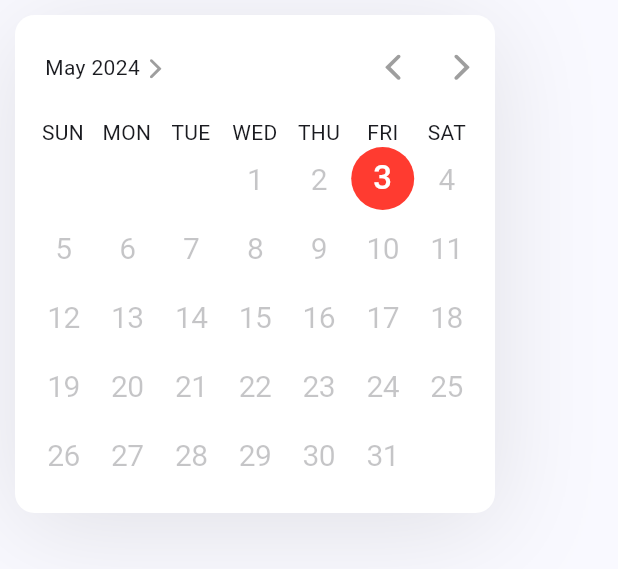
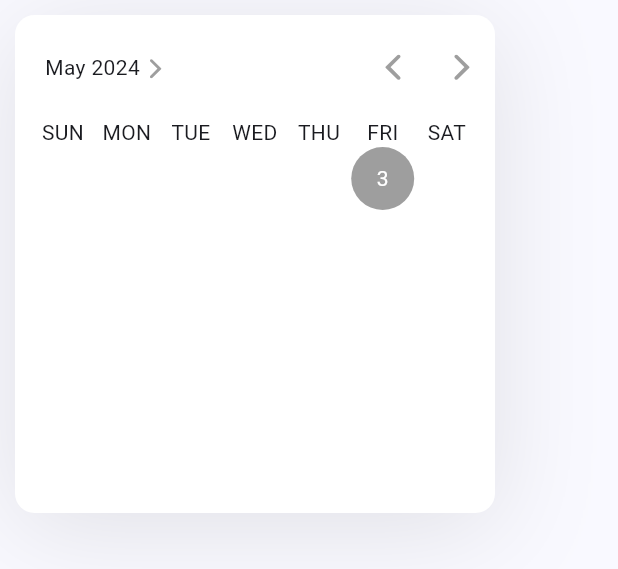
Before and after one commit to philip-soft/cupertino_calendar_picker, a Flutter app: what showCupertinoCalendarPicker() shows on an empty page, opened directly with empty values, on a phone screen of 412 x 824 dp. Shown: the top 569 px of the screen. Run offline on Flutter 3.47's test engine with Material 3 defaults, Android fonts, the phone set to English and light mode, and no system bars.

Commit message:
Decoration classes fixes

```diff
--- a/example/lib/main.dart
+++ b/example/lib/main.dart
@@ -25,7 +25,7 @@ class _ExampleAppState extends State<ExampleApp> {
       widgetRenderBox: renderBox,
       minimumDate: nowDate.subtract(const Duration(days: 15)),
       initialDate: _selectedDate,
-      maximumDate: DateTime(2030, 5, 25),
+      maximumDate: nowDate.add(const Duration(days: 60)),
       onDateChanged: _onDateChanged,
     );
   }
--- a/lib/src/calendar/month_picker/calendar_month_picker.dart
+++ b/lib/src/calendar/month_picker/calendar_month_picker.dart
@@ -77,6 +77,8 @@ class CalendarMonthPickerState extends State<CalendarMonthPicker> {
     BuildContext context, {
     required DateTime monthDate,
   }) {
+    assert(debugCheckHasMaterialLocalizations(context));
+
     final int year = monthDate.year;
     final int month = monthDate.month;
     final int dayOffset = DateUtils.firstDayOffset(
@@ -124,15 +126,15 @@ class CalendarMonthPickerState extends State<CalendarMonthPicker> {
           style = decoration.disabledDayStyle ??
               CalendarMonthPickerDisabledDayStyle.withDynamicColor(context);
         } else if (isCurrentDay) {
-          style = decoration.todayStyle ??
+          style = decoration.currentDayStyle ??
               CalendarMonthPickerCurrentDayStyle.withDynamicColor(
                 context,
                 mainColor: widget.mainColor,
               );
 
           if (isSelectedDay) {
-            style = decoration.selectedTodayStyle ??
-                CalendarMonthPickerCurrentAndSelectedDayStyle.withDynamicColor(
+            style = decoration.selectedCurrentDayStyle ??
+                CalendarMonthPickerSelectedCurrentDayStyle.withDynamicColor(
                   context,
                   mainColor: widget.mainColor,
                 );
@@ -144,7 +146,7 @@ class CalendarMonthPickerState extends State<CalendarMonthPicker> {
                 mainColor: widget.mainColor,
               );
         } else {
-          style = decoration.dayStyle ??
+          style = decoration.defaultDayStyle ??
               CalendarMonthPickerDefaultDayStyle.withDynamicColor(context);
         }
 
@@ -197,8 +199,6 @@ class CalendarMonthPickerState extends State<CalendarMonthPicker> {
 
   @override
   Widget build(BuildContext context) {
-    assert(debugCheckHasMaterialLocalizations(context));
-
     /// [+ 1] to include the last month
     final int itemCount = DateUtils.monthDelta(
           widget.minimumDate,
--- a/lib/src/calendar/month_picker/calendar_month_picker_decoration.dart
+++ b/lib/src/calendar/month_picker/calendar_month_picker_decoration.dart
@@ -3,81 +3,82 @@ import 'package:flutter/cupertino.dart';
 
 class CalendarMonthPickerDecoration {
   factory CalendarMonthPickerDecoration({
-    CalendarMonthPickerDayStyle? dayStyle,
-    CalendarMonthPickerDayStyle? todayStyle,
-    CalendarMonthPickerDayStyle? selectedDayStyle,
-    CalendarMonthPickerDayStyle? selectedTodayStyle,
-    CalendarMonthPickerDayStyle? disabledDayStyle,
+    CalendarMonthPickerDefaultDayStyle? defaultDayStyle,
+    CalendarMonthPickerCurrentDayStyle? currentDayStyle,
+    CalendarMonthPickerSelectedDayStyle? selectedDayStyle,
+    CalendarMonthPickerSelectedCurrentDayStyle? selectedCurrentDayStyle,
+    CalendarMonthPickerDisabledDayStyle? disabledDayStyle,
   }) {
     return CalendarMonthPickerDecoration._(
-      dayStyle: dayStyle,
-      todayStyle: todayStyle,
+      defaultDayStyle: defaultDayStyle,
+      currentDayStyle: currentDayStyle,
       selectedDayStyle: selectedDayStyle,
-      selectedTodayStyle: selectedTodayStyle,
+      selectedCurrentDayStyle: selectedCurrentDayStyle,
       disabledDayStyle: disabledDayStyle,
     );
   }
 
   const CalendarMonthPickerDecoration._({
-    this.dayStyle,
-    this.todayStyle,
+    this.defaultDayStyle,
+    this.currentDayStyle,
     this.selectedDayStyle,
-    this.selectedTodayStyle,
+    this.selectedCurrentDayStyle,
     this.disabledDayStyle,
   });
 
   factory CalendarMonthPickerDecoration.withDynamicColor(
     BuildContext context, {
-    required Color mainColor,
-    CalendarMonthPickerDayStyle? dayStyle,
-    CalendarMonthPickerDayStyle? todayStyle,
-    CalendarMonthPickerDayStyle? selectedDayStyle,
-    CalendarMonthPickerDayStyle? selectedTodayStyle,
-    CalendarMonthPickerDayStyle? disabledDayStyle,
+    Color? mainColor,
+    CalendarMonthPickerDefaultDayStyle? defaultDayStyle,
+    CalendarMonthPickerCurrentDayStyle? currentDayStyle,
+    CalendarMonthPickerSelectedDayStyle? selectedDayStyle,
+    CalendarMonthPickerSelectedCurrentDayStyle? selectedCurrentDayStyle,
+    CalendarMonthPickerDisabledDayStyle? disabledDayStyle,
   }) {
     return CalendarMonthPickerDecoration(
-      dayStyle: dayStyle ??
+      defaultDayStyle: defaultDayStyle ??
           CalendarMonthPickerDefaultDayStyle.withDynamicColor(context),
-      todayStyle: todayStyle ??
+      currentDayStyle: currentDayStyle ??
           CalendarMonthPickerCurrentDayStyle.withDynamicColor(
             context,
             mainColor: mainColor,
           ),
-      disabledDayStyle: selectedDayStyle ??
+      disabledDayStyle: disabledDayStyle ??
           CalendarMonthPickerDisabledDayStyle.withDynamicColor(
             context,
           ),
-      selectedDayStyle: selectedTodayStyle ??
+      selectedDayStyle: selectedDayStyle ??
           CalendarMonthPickerSelectedDayStyle.withDynamicColor(
             context,
             mainColor: mainColor,
           ),
-      selectedTodayStyle: disabledDayStyle ??
-          CalendarMonthPickerCurrentAndSelectedDayStyle.withDynamicColor(
+      selectedCurrentDayStyle: selectedCurrentDayStyle ??
+          CalendarMonthPickerSelectedCurrentDayStyle.withDynamicColor(
             context,
             mainColor: mainColor,
           ),
     );
   }
 
-  final CalendarMonthPickerDayStyle? dayStyle;
-  final CalendarMonthPickerDayStyle? todayStyle;
-  final CalendarMonthPickerDayStyle? selectedDayStyle;
-  final CalendarMonthPickerDayStyle? selectedTodayStyle;
-  final CalendarMonthPickerDayStyle? disabledDayStyle;
+  final CalendarMonthPickerDefaultDayStyle? defaultDayStyle;
+  final CalendarMonthPickerCurrentDayStyle? currentDayStyle;
+  final CalendarMonthPickerSelectedDayStyle? selectedDayStyle;
+  final CalendarMonthPickerSelectedCurrentDayStyle? selectedCurrentDayStyle;
+  final CalendarMonthPickerDisabledDayStyle? disabledDayStyle;
 
   CalendarMonthPickerDecoration copyWith({
-    CalendarMonthPickerDayStyle? dayStyle,
-    CalendarMonthPickerDayStyle? todayStyle,
-    CalendarMonthPickerDayStyle? selectedDayStyle,
-    CalendarMonthPickerDayStyle? selectedTodayStyle,
-    CalendarMonthPickerDayStyle? disabledDayStyle,
+    CalendarMonthPickerDefaultDayStyle? defaultDayStyle,
+    CalendarMonthPickerCurrentDayStyle? currentDayStyle,
+    CalendarMonthPickerSelectedDayStyle? selectedDayStyle,
+    CalendarMonthPickerSelectedCurrentDayStyle? selectedCurrentDayStyle,
+    CalendarMonthPickerDisabledDayStyle? disabledDayStyle,
   }) {
     return CalendarMonthPickerDecoration(
-      dayStyle: dayStyle ?? this.dayStyle,
-      todayStyle: todayStyle ?? this.todayStyle,
+      defaultDayStyle: defaultDayStyle ?? defaultDayStyle,
+      currentDayStyle: currentDayStyle ?? currentDayStyle,
       selectedDayStyle: selectedDayStyle ?? this.selectedDayStyle,
-      selectedTodayStyle: selectedTodayStyle ?? this.selectedTodayStyle,
+      selectedCurrentDayStyle:
+          selectedCurrentDayStyle ?? selectedCurrentDayStyle,
       disabledDayStyle: disabledDayStyle ?? this.disabledDayStyle,
     );
   }
--- a/lib/src/calendar/month_picker/day/calendar_month_picker_day.dart
+++ b/lib/src/calendar/month_picker/day/calendar_month_picker_day.dart
@@ -19,6 +19,8 @@ class CalendarMonthPickerDay extends StatelessWidget {
 
   @override
   Widget build(BuildContext context) {
+    final CalendarMonthPickerDayStyle dayStyle = style;
+
     return GestureDetector(
       behavior: HitTestBehavior.translucent,
       onTap: onDaySelected != null ? () => onDaySelected?.call(dayDate) : null,
@@ -26,7 +28,10 @@ class CalendarMonthPickerDay extends StatelessWidget {
         painter: CalendarMonthPickerDayPainter(
           day: '${dayDate.day}',
           style: style.textStyle,
-          backgroundCircleColor: style.backgroundCircleColor,
+          backgroundCircleColor:
+              dayStyle is CalendarMonthPickerBackgroundCircledDayStyle
+                  ? dayStyle.backgroundCircleColor
+                  : null,
           backgroundCircleSize: backgroundCircleSize,
         ),
       ),
--- a/lib/src/calendar/month_picker/day/calendar_month_picker_day_style.dart
+++ b/lib/src/calendar/month_picker/day/calendar_month_picker_day_style.dart
@@ -23,7 +23,7 @@ const TextStyle calendarMonthPickerSelectedDayStyle = TextStyle(
   fontWeight: FontWeight.w500,
 );
 
-final TextStyle calendarMonthPickerCurrentAndSelectedDayStyle = TextStyle(
+final TextStyle calendarMonthPickerSelectedCurrentDayStyle = TextStyle(
   fontSize: 22.0,
   color: CupertinoDynamicColor.withBrightness(
     color: CupertinoColors.label.darkColor,
@@ -38,78 +38,83 @@ const TextStyle calendarMonthPickerCurrentDayStyle = TextStyle(
   letterSpacing: -0.4,
 );
 
-sealed class CalendarMonthPickerDayStyle {
+abstract class CalendarMonthPickerDayStyle {
   const CalendarMonthPickerDayStyle({
     required this.textStyle,
+  });
+
+  final TextStyle textStyle;
+}
+
+class CalendarMonthPickerBackgroundCircledDayStyle
+    extends CalendarMonthPickerDayStyle {
+  const CalendarMonthPickerBackgroundCircledDayStyle({
+    required super.textStyle,
     required this.backgroundCircleColor,
   });
 
-  final TextStyle textStyle;
   final Color? backgroundCircleColor;
 }
 
 class CalendarMonthPickerDisabledDayStyle extends CalendarMonthPickerDayStyle {
   const CalendarMonthPickerDisabledDayStyle({
     required super.textStyle,
-    required super.backgroundCircleColor,
   });
 
   factory CalendarMonthPickerDisabledDayStyle.withDynamicColor(
     BuildContext context, {
-    CupertinoDynamicColor? backgroundCircleColor,
     TextStyle? textStyle,
   }) {
+    final TextStyle style = textStyle ?? calendarMonthPickerDisabledDayStyle;
     return CalendarMonthPickerDisabledDayStyle(
-      textStyle: textStyle ??
-          calendarMonthPickerDisabledDayStyle.copyWith(
-            color: calendarMonthPickerDisabledDayColor.resolveFrom(context),
-          ),
-      backgroundCircleColor: backgroundCircleColor?.resolveFrom(context),
+      textStyle: style.copyWith(
+        color: CupertinoDynamicColor.resolve(
+          style.color ?? calendarMonthPickerDisabledDayColor,
+          context,
+        ),
+      ),
     );
   }
 }
 
 class CalendarMonthPickerDefaultDayStyle extends CalendarMonthPickerDayStyle {
   factory CalendarMonthPickerDefaultDayStyle({
-    Color? backgroundCircleColor,
     TextStyle? textStyle,
   }) {
     return CalendarMonthPickerDefaultDayStyle._(
       textStyle: textStyle ?? calendarMonthPickerDefaultDayStyle,
-      backgroundCircleColor: backgroundCircleColor,
     );
   }
 
   const CalendarMonthPickerDefaultDayStyle._({
     required super.textStyle,
-    required super.backgroundCircleColor,
   });
 
   factory CalendarMonthPickerDefaultDayStyle.withDynamicColor(
     BuildContext context, {
     TextStyle? textStyle,
-    CupertinoDynamicColor? backgroundCircleColor,
   }) {
+    final TextStyle style = textStyle ?? calendarMonthPickerDefaultDayStyle;
     return CalendarMonthPickerDefaultDayStyle(
-      textStyle: textStyle ??
-          calendarMonthPickerDefaultDayStyle.copyWith(
-            color: calendarMonthPickerDefaultDayColor.resolveFrom(context),
-          ),
-      backgroundCircleColor: backgroundCircleColor?.resolveFrom(context),
+      textStyle: style.copyWith(
+        color: CupertinoDynamicColor.maybeResolve(style.color, context),
+      ),
     );
   }
 }
 
-class CalendarMonthPickerSelectedDayStyle extends CalendarMonthPickerDayStyle {
+class CalendarMonthPickerSelectedDayStyle
+    extends CalendarMonthPickerBackgroundCircledDayStyle {
   factory CalendarMonthPickerSelectedDayStyle({
-    required Color mainColor,
+    Color? mainColor,
     Color? backgroundCircleColor,
     TextStyle? textStyle,
   }) {
     return CalendarMonthPickerSelectedDayStyle._(
       textStyle: textStyle ??
           calendarMonthPickerSelectedDayStyle.copyWith(color: mainColor),
-      backgroundCircleColor: backgroundCircleColor ?? mainColor,
+      backgroundCircleColor:
+          backgroundCircleColor ?? mainColor?.withOpacity(0.12),
     );
   }
 
@@ -120,7 +125,7 @@ class CalendarMonthPickerSelectedDayStyle extends CalendarMonthPickerDayStyle {
 
   factory CalendarMonthPickerSelectedDayStyle.withDynamicColor(
     BuildContext context, {
-    required Color mainColor,
+    Color? mainColor,
     TextStyle? textStyle,
     CupertinoDynamicColor? backgroundCircleColor,
   }) {
@@ -128,44 +133,48 @@ class CalendarMonthPickerSelectedDayStyle extends CalendarMonthPickerDayStyle {
       mainColor: mainColor,
       textStyle: textStyle ??
           calendarMonthPickerSelectedDayStyle.copyWith(
-            color: CupertinoDynamicColor.resolve(mainColor, context),
+            color: CupertinoDynamicColor.maybeResolve(mainColor, context),
           ),
-      backgroundCircleColor: CupertinoDynamicColor.resolve(
-        backgroundCircleColor ?? mainColor.withOpacity(0.12),
+      backgroundCircleColor: CupertinoDynamicColor.maybeResolve(
+        backgroundCircleColor ?? mainColor?.withOpacity(0.12),
         context,
       ),
     );
   }
 }
 
-class CalendarMonthPickerCurrentAndSelectedDayStyle
-    extends CalendarMonthPickerDayStyle {
-  factory CalendarMonthPickerCurrentAndSelectedDayStyle({
-    required Color mainColor,
+class CalendarMonthPickerSelectedCurrentDayStyle
+    extends CalendarMonthPickerBackgroundCircledDayStyle {
+  factory CalendarMonthPickerSelectedCurrentDayStyle({
+    Color? mainColor,
     Color? backgroundCircleColor,
     TextStyle? textStyle,
   }) {
-    return CalendarMonthPickerCurrentAndSelectedDayStyle._(
-      textStyle: textStyle ?? calendarMonthPickerCurrentAndSelectedDayStyle,
+    return CalendarMonthPickerSelectedCurrentDayStyle._(
+      textStyle: textStyle ?? calendarMonthPickerSelectedCurrentDayStyle,
       backgroundCircleColor: backgroundCircleColor ?? mainColor,
     );
   }
 
-  const CalendarMonthPickerCurrentAndSelectedDayStyle._({
+  const CalendarMonthPickerSelectedCurrentDayStyle._({
     required super.textStyle,
     required super.backgroundCircleColor,
   });
 
-  factory CalendarMonthPickerCurrentAndSelectedDayStyle.withDynamicColor(
+  factory CalendarMonthPickerSelectedCurrentDayStyle.withDynamicColor(
     BuildContext context, {
-    required Color mainColor,
+    Color? mainColor,
     TextStyle? textStyle,
     CupertinoDynamicColor? backgroundCircleColor,
   }) {
-    return CalendarMonthPickerCurrentAndSelectedDayStyle(
+    final TextStyle style =
+        textStyle ?? calendarMonthPickerSelectedCurrentDayStyle;
+    return CalendarMonthPickerSelectedCurrentDayStyle(
       mainColor: mainColor,
-      textStyle: textStyle ?? calendarMonthPickerCurrentAndSelectedDayStyle,
-      backgroundCircleColor: CupertinoDynamicColor.resolve(
+      textStyle: style.copyWith(
+        color: CupertinoDynamicColor.maybeResolve(style.color, context),
+      ),
+      backgroundCircleColor: CupertinoDynamicColor.maybeResolve(
         backgroundCircleColor ?? mainColor,
         context,
       ),
@@ -175,32 +184,30 @@ class CalendarMonthPickerCurrentAndSelectedDayStyle
 
 class CalendarMonthPickerCurrentDayStyle extends CalendarMonthPickerDayStyle {
   factory CalendarMonthPickerCurrentDayStyle({
-    Color? backgroundCircleColor,
     TextStyle? textStyle,
   }) {
     return CalendarMonthPickerCurrentDayStyle._(
       textStyle: textStyle ?? calendarMonthPickerCurrentDayStyle,
-      backgroundCircleColor: backgroundCircleColor,
     );
   }
 
   const CalendarMonthPickerCurrentDayStyle._({
     required super.textStyle,
-    required super.backgroundCircleColor,
   });
 
   factory CalendarMonthPickerCurrentDayStyle.withDynamicColor(
     BuildContext context, {
-    required Color mainColor,
+    Color? mainColor,
     TextStyle? textStyle,
-    CupertinoDynamicColor? backgroundCircleColor,
   }) {
+    final TextStyle style = textStyle ?? calendarMonthPickerCurrentDayStyle;
     return CalendarMonthPickerCurrentDayStyle(
-      textStyle: textStyle ??
-          calendarMonthPickerCurrentDayStyle.copyWith(
-            color: CupertinoDynamicColor.resolve(mainColor, context),
-          ),
-      backgroundCircleColor: backgroundCircleColor?.resolveFrom(context),
+      textStyle: style.copyWith(
+        color: CupertinoDynamicColor.maybeResolve(
+          style.color ?? mainColor,
+          context,
+        ),
+      ),
     );
   }
 }
--- a/lib/src/calendar/weekdays/calendar_weekdays.dart
+++ b/lib/src/calendar/weekdays/calendar_weekdays.dart
@@ -1,6 +1,6 @@
 import 'package:cupertino_calendar/src/src.dart';
+import 'package:flutter/cupertino.dart';
 import 'package:flutter/material.dart';
-import 'package:intl/intl.dart';
 
 class CalendarWeekdays extends StatelessWidget {
   const CalendarWeekdays({required this.decoration, super.key});
@@ -8,6 +8,9 @@ class CalendarWeekdays extends StatelessWidget {
   final CalendarWeekdayDecoration decoration;
 
   List<Widget> _weekdays(BuildContext context) {
+    assert(debugCheckHasCupertinoLocalizations(context));
+    assert(debugCheckHasMaterialLocalizations(context));
+
     final DateTime nowDate = DateTime.now();
     final int year = nowDate.year;
     final int month = nowDate.month;
@@ -16,14 +19,15 @@ class CalendarWeekdays extends StatelessWidget {
       month,
       MaterialLocalizations.of(context),
     );
-    final DateFormat weekdayFormat = DateFormat.E();
+    final CupertinoLocalizations localization =
+        CupertinoLocalizations.of(context);
     final DateTime firstDayOfWeekDate = DateTime(year, month).subtract(
       Duration(days: firstDayOffset),
     );
     return List<Widget>.generate(DateTime.daysPerWeek, (int index) {
-      final String weekday = weekdayFormat.format(
-        firstDayOfWeekDate.add(Duration(days: index)),
-      );
+      final DateTime date = firstDayOfWeekDate.addDays(index);
+      final String mediumDateString = localization.datePickerMediumDate(date);
+      final String weekday = mediumDateString.substring(0, 3);
       return CalendarWeekday(
         weekday: weekday.toUpperCase(),
         decoration: decoration,
--- /dev/null
+++ b/lib/src/extensions/date_time_extension.dart
@@ -0,0 +1,5 @@
+extension PackageDateTimeExtension on DateTime {
+  DateTime addDays(int days) {
+    return DateTime.utc(year, month, day + days);
+  }
+}
--- /dev/null
+++ b/lib/src/extensions/extensions.dart
@@ -0,0 +1 @@
+export 'date_time_extension.dart';
--- a/lib/src/functions.dart
+++ b/lib/src/functions.dart
@@ -48,11 +48,11 @@ Future<void> showCupertinoCalendarPicker(
 
   /// The widget's render box around which the calendar will be displayed.
   RenderBox? widgetRenderBox,
+  Color mainColor = CupertinoColors.systemRed,
   CalendarContainerDecoration? containerDecoration,
   CalendarWeekdayDecoration? weekdayDecoration,
   CalendarMonthPickerDecoration? monthPickerDecoration,
   CalendarHeaderDecoration? calendarHeaderDecoration,
-  Color mainColor = CupertinoColors.systemRed,
 }) {
   return showGeneralDialog(
     context: context,
--- a/lib/src/src.dart
+++ b/lib/src/src.dart
@@ -2,5 +2,6 @@ export 'animations/animations.dart';
 export 'calendar/calendar.dart';
 export 'config/config.dart';
 export 'config/ui_config.dart';
+export 'extensions/extensions.dart';
 export 'functions.dart';
 export 'utils/utils.dart';
--- a/pubspec.yaml
+++ b/pubspec.yaml
@@ -1,11 +1,11 @@
 name: cupertino_calendar
 description: The cupertino calendar package.
 version: 1.0.0
-homepage: homepage
+repository: https://github.com/philip-soft/cupertino_calendar
 
 environment:
-  sdk: ">=3.0.0 <4.0.0"
-  flutter: ">=1.17.0"
+  sdk: ^3.0.0
+  flutter: ">=3.13.0"
 
 dependencies:
   flutter:
```
Also changed, not shown: lib/cupertino_calendar.dart (+14 -1 lines), lib/src/calendar/header/calendar_header_decoration.dart (+29 -15 lines), lib/src/calendar/weekdays/calendar_weekday_decoration.dart (+4 -4 lines).
